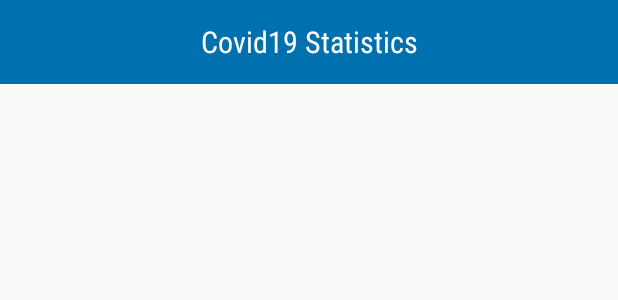
After one commit to ednaldomartins/Covid19App, an Android app: the layout appbar_layout.xml on its own in the app's theme, with its tools: preview values and no code run, on a phone screen of 412 x 824 dp. The commit adds this screen. Shown: the top 300 px of the screen. Run offline under Robolectric (Android 15) with nearby library versions, the phone set to English and light mode, and no system bars.

Commit message:
separando barra de ferramentas da barra principal que contém o nome do app.

```diff
--- /dev/null
+++ b/app/src/main/res/layout/appbar_layout.xml
@@ -0,0 +1,27 @@
+<?xml version="1.0" encoding="utf-8"?>
+<androidx.appcompat.widget.Toolbar
+    xmlns:android="http://schemas.android.com/apk/res/android"
+    xmlns:app="http://schemas.android.com/apk/res-auto"
+    android:id="@+id/appbar"
+    android:layout_width="match_parent"
+    android:layout_height="wrap_content"
+    android:textAlignment="center"
+    android:background="@color/colorPrimaryDark"
+    android:minHeight="?attr/actionBarSize"
+    android:theme="@style/Theme.AppCompat.NoActionBar"
+    app:layout_constraintEnd_toEndOf="parent"
+    app:layout_constraintStart_toStartOf="parent"
+    app:layout_constraintTop_toTopOf="parent"
+    >
+
+    <TextView
+        android:id="@+id/appbar_title"
+        android:layout_width="wrap_content"
+        android:layout_height="wrap_content"
+        android:layout_gravity="center"
+        android:fontFamily="sans-serif-condensed"
+        android:text="@string/app_name"
+        android:textColor="@android:color/white"
+        android:textSize="@dimen/title_size" />
+
+</androidx.appcompat.widget.Toolbar>
--- a/app/src/main/res/values/dimin.xml
+++ b/app/src/main/res/values/dimin.xml
@@ -5,4 +5,6 @@
     <dimen name="title_size">20sp</dimen>
     <dimen name="text_size">16sp</dimen>
 
+    <dimen name="bar_size">40sp</dimen>
+
 </resources>
```
Also changed, not shown: app/src/main/res/layout/fragment_country_list.xml (+13 -4 lines).
